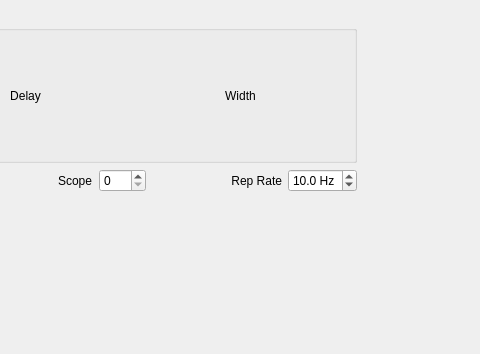
Above: pulseconfigwidget.ui from kncrabtree/qtftm before the change; both pictures show x 115 to 595 and y 0 to 354 of the 949 by 354 pixel window. Below: the same form after it.
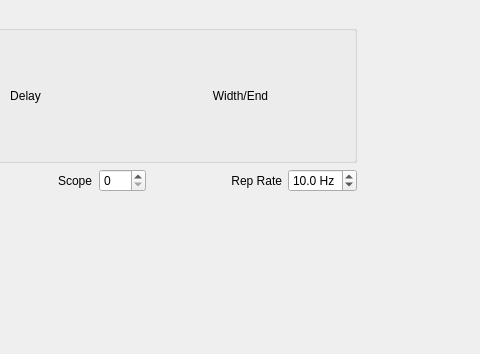
That is the form after the change. Custom widgets are drawn as their Qt base class.

Commit message: Allow user to choose width or end timing

The edit to the form file:
```diff
--- a/pulseconfigwidget.ui
+++ b/pulseconfigwidget.ui
@@ -35,7 +35,7 @@
         <item row="0" column="2">
          <widget class="QLabel" name="label_3">
           <property name="text">
-           <string>Width</string>
+           <string>Width/End</string>
           </property>
           <property name="alignment">
            <set>Qt::AlignCenter</set>
```
The commit also changes 2 other files.
